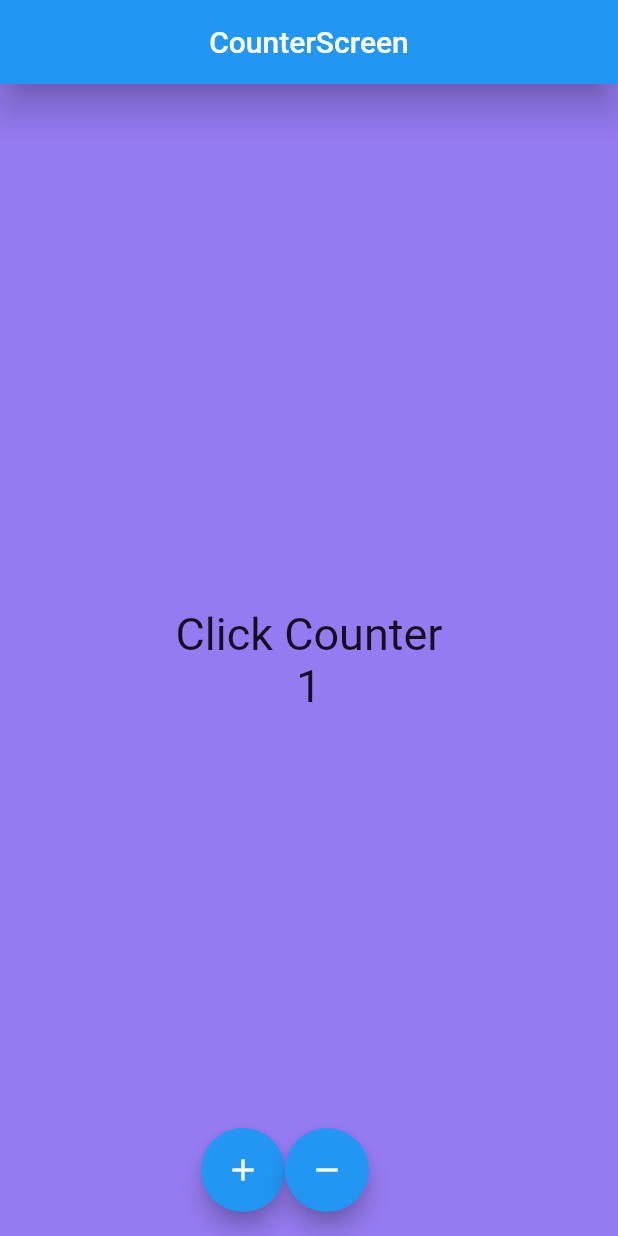
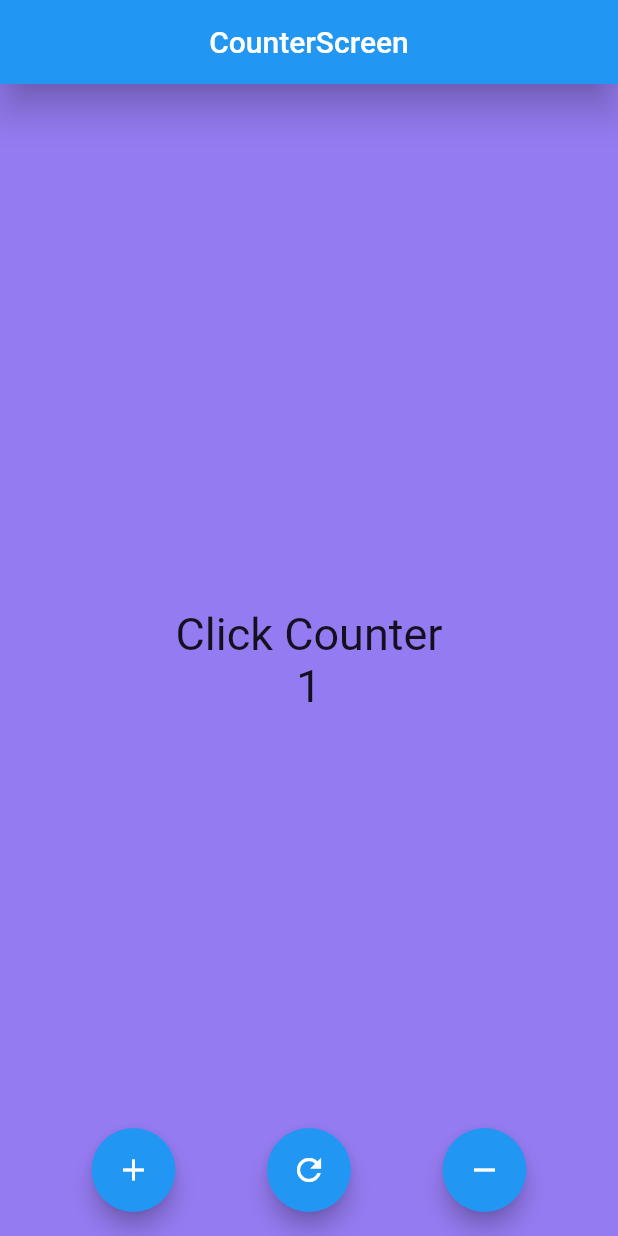
Before and after one commit to jmorsan/appcontador, a Flutter app: the screen it shows after launch, after a tap on the "add" icon, on a phone screen of 412 x 824 dp. Run offline on Flutter 3.47's test engine with Material 2 defaults, Android fonts, the phone set to English and light mode, and no system bars.

```diff
--- a/lib/screens/counter_screen.dart
+++ b/lib/screens/counter_screen.dart
@@ -12,6 +12,21 @@ class _CounterScreenState extends State<CounterScreen> {
 
 int cont=0;
 
+void incrementar(){
+  cont++;
+  setState(() {});
+}
+
+void decrementar(){
+  cont--;
+  setState(() {});
+}
+
+void resetear(){
+  cont=0;
+  setState(() {});
+}
+
   @override
   Widget build(BuildContext context) {
 
@@ -19,7 +34,7 @@ int cont=0;
 
 
     return  Scaffold(
-      backgroundColor: Color.fromARGB(255, 149, 123, 241),
+      backgroundColor: const Color.fromARGB(255, 149, 123, 241),
       appBar: AppBar(
         title: const Text('CounterScreen'),
         elevation: 10.0,
@@ -36,28 +51,51 @@ int cont=0;
           ),
           ),
 
-          //floatingActionButtonLocation: FloatingActionButtonLocation.centerFloat,
-          floatingActionButton: Row(
-            mainAxisAlignment: MainAxisAlignment.center,
-            crossAxisAlignment: CrossAxisAlignment.center,
-              children:  [
-                FloatingActionButton(child: const Icon(Icons.add),
-                onPressed: (){
-                  setState(() {
-                    cont++;
-                  });
-                }),
-
-                FloatingActionButton(child: const Icon(Icons.remove),
-                onPressed: (){
-                  setState(() {
-                    cont--;
-                    });
-                }),
-
-
-            ],
-            ),
+          floatingActionButtonLocation: FloatingActionButtonLocation.centerFloat,
+          floatingActionButton:  CustomFloatingActions(
+            incrementarCont: incrementar,
+            decrementarCont: decrementar,
+            resetearCont: resetear,
+          ),
     );
   }
 }
+
+class CustomFloatingActions extends StatelessWidget {
+
+  final Function incrementarCont;
+  final Function decrementarCont;
+  final Function resetearCont;
+
+  const CustomFloatingActions({
+    Key? key,
+    required this.incrementarCont,
+    required this.decrementarCont,
+    required this.resetearCont,
+  }) : super(key: key);
+
+  @override
+  Widget build(BuildContext context) {
+    return Row(
+      mainAxisAlignment: MainAxisAlignment.spaceEvenly,
+
+         children:  [
+          FloatingActionButton(
+
+            onPressed:(() => incrementarCont()),
+              child:  const Icon(Icons.add)
+          ),
+
+           FloatingActionButton(
+             onPressed: (() => resetearCont()),
+              child:  const Icon(Icons.refresh),
+            ),
+
+          FloatingActionButton(
+            onPressed: (() => decrementarCont()),
+            child:  const Icon(Icons.remove)
+            ),
+      ],
+      );
+  }
+}
```
